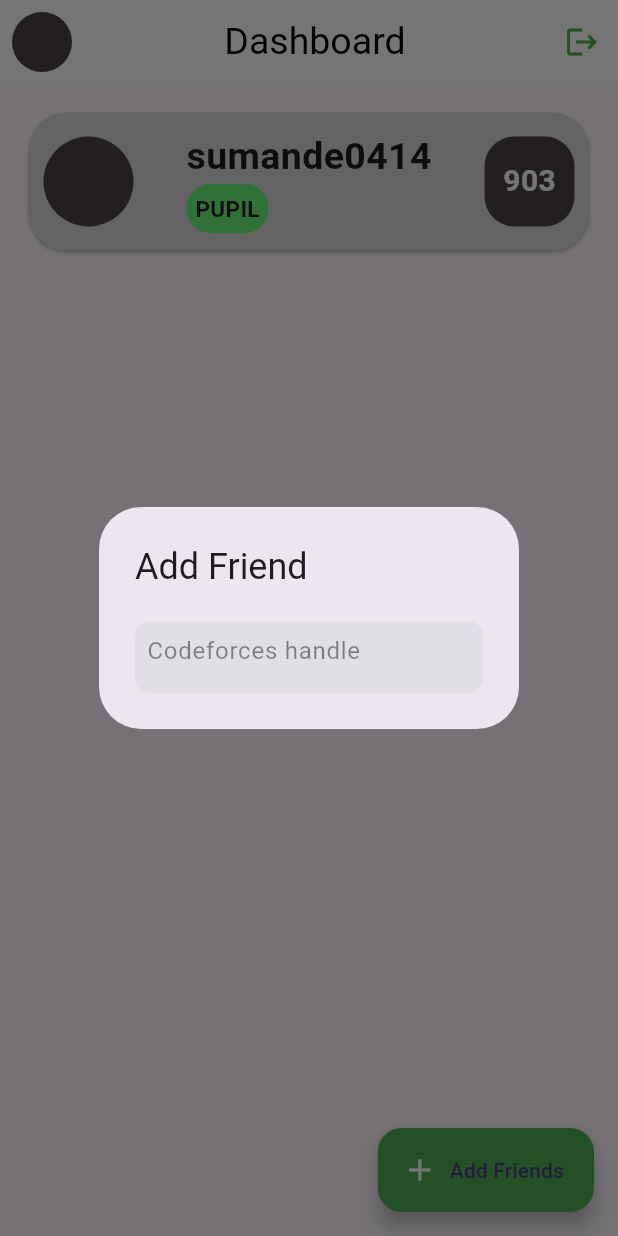
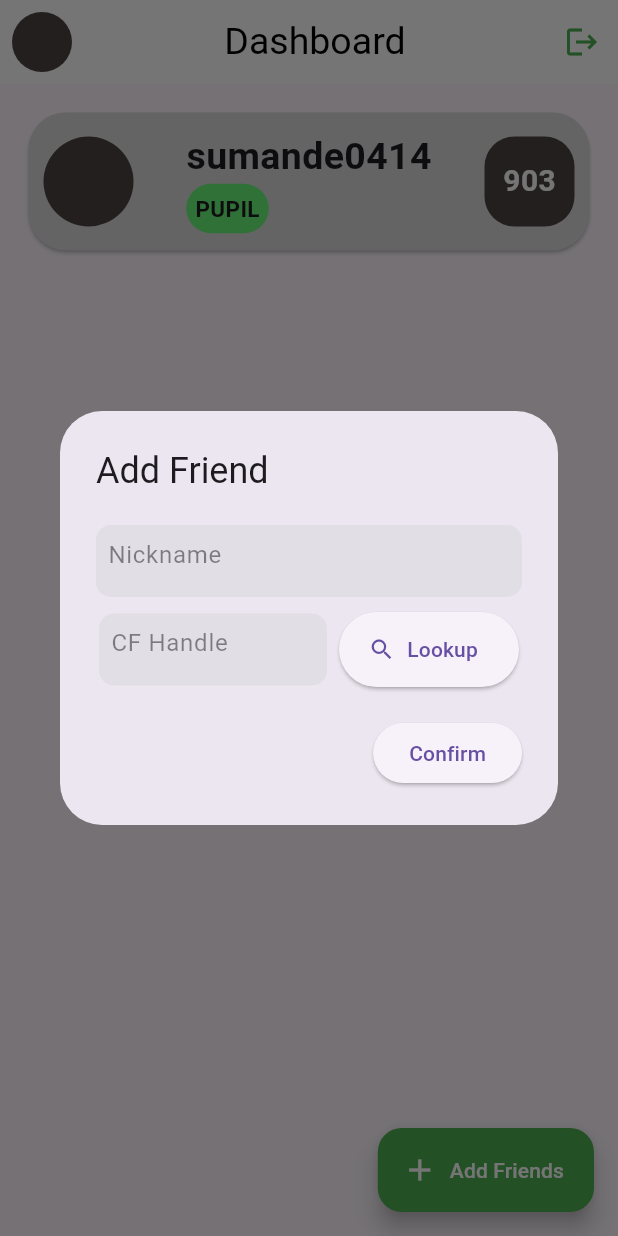
Before and after one commit to sumande414/Code-Zenith, a Flutter app: the screen it shows once a user with an empty profile is signed in, after a tap on "Add Friends", on a phone screen of 412 x 824 dp. Run offline on Flutter 3.47's test engine with Material 2 defaults, Android fonts, the phone set to English and light mode, and no system bars; our stand-ins replace cloud_firestore, firebase_auth, firebase_core, fluttertoast; accounts and stored records are empty; network calls fail.

Commit message:
fixed various issues

```diff
--- a/lib/screens/home_page.dart
+++ b/lib/screens/home_page.dart
@@ -1,7 +1,10 @@
 import 'package:firebase_auth/firebase_auth.dart';
 import 'package:flutter/material.dart';
+import 'package:friendz_code/functions/database_functions.dart';
 import 'package:friendz_code/widgets/coder_card.dart';
 import 'package:friendz_code/widgets/form_container_widget.dart';
+import 'package:friendz_code/widgets/handle_input_with_validator.dart';
+import 'package:friendz_code/models/codeforce_model.dart';
 
 class HomePage extends StatefulWidget {
   const HomePage({super.key});
@@ -11,20 +14,55 @@ class HomePage extends StatefulWidget {
 }
 
 class _HomePageState extends State<HomePage> {
-  Future OpenDialog() => showDialog(
+  TextEditingController handle = TextEditingController();
+  TextEditingController nickname = TextEditingController();
+  late Codeforces user;
+
+  final _formKey = GlobalKey<FormState>();
+
+  OpenDialog() => showDialog(
         context: context,
         builder: (context) => AlertDialog(
           title: Text("Add Friend"),
           actions: [
+            Form(
+              key: _formKey,
+              child: Column(children: [
                 FormContainerWidget(
-                hintText: "Codeforces handle",
+                    hintText: "Nickname",
+                    controller: nickname,
+                    validator: (value) {
+                      if (value == null || value.isEmpty) {
+                        return "Nickname cannot be empty";
+                      }
+                    }),
+                SizedBox(
+                  height: 10,
                 ),
+                HandleInputWithValidator(
+                  handle: handle,
+                  scale: 0.8,
+                )
+              ]),
+            ),
+            SizedBox(height: 20),
+            ElevatedButton(
+                onPressed: () {
+                  if (_formKey.currentState!.validate()) {
+                    addFriend(
+                        email: FirebaseAuth.instance.currentUser!.email!,
+                        handle: handle.text,
+                        nickname: nickname.text);
+                    Navigator.pop(context);
+                  }
+                },
+                child: Text("Confirm"))
           ],
-          ));
+        ),
+      );
 
   @override
   void initState() {
-    // TODO: implement initState
     super.initState();
   }
 
@@ -47,7 +85,7 @@ class _HomePageState extends State<HomePage> {
           child: CircleAvatar(
             backgroundColor: Color.fromARGB(255, 78, 68, 68),
             backgroundImage: NetworkImage(
-              "",
+              "https://userpic.codeforces.org/3206650/title/57cf6b76464101e.jpg",
             ),
           ),
         ),
@@ -76,7 +114,10 @@ class _HomePageState extends State<HomePage> {
           OpenDialog();
         },
         backgroundColor: Colors.green,
-        label: Text("Add Friends"),
+        label: Text(
+          "Add Friends",
+          style: TextStyle(color: Colors.white),
+        ),
         icon: Icon(
           Icons.add,
           color: Colors.white,
--- a/lib/screens/signup_page.dart
+++ b/lib/screens/signup_page.dart
@@ -3,6 +3,7 @@ import 'package:friendz_code/functions/firebase_auth.dart';
 import 'package:friendz_code/models/codeforce_model.dart';
 import 'package:friendz_code/widgets/form_container_widget.dart';
 import 'package:friendz_code/api/api.dart';
+import 'package:friendz_code/widgets/handle_input_with_validator.dart';
 import 'package:friendz_code/widgets/lookup_widget.dart';
 import 'package:fluttertoast/fluttertoast.dart';
 //import 'package:google_fonts/google_fonts.dart';
@@ -63,77 +64,7 @@ class _SignupPageState extends State<SignupPage> {
                   SizedBox(height: 10),
                   login
                       ? Container()
-                      : Row(
-                          mainAxisAlignment: MainAxisAlignment.center,
-                          children: [
-                            Container(
-                                width: 200,
-                                child: FormContainerWidget(
-                                  controller: handle,
-                                  hintText: "Codeforces Handle",
-                                  onChanged: (str) {
-                                    isHandleValidated = false;
-                                  },
-                                  validator: (value) {
-                                    if (!isHandleValidated) {
-                                      return "Click on lookup and confirm";
-                                    }
-                                  },
-                                )),
-                            SizedBox(
-                              width: 10,
-                            ),
-                            Container(
-                              width: 140,
-                              height: 50,
-                              child: ElevatedButton.icon(
-                                onPressed: () async {
-                                  try {
-                                    user = api.fetchHandle(handle.text);
-                                  } catch (e) {
-                                    Fluttertoast.showToast(
-                                        msg:
-                                            "Problem fetching handle. Try again");
-                                  }
-                                  showDialog(
-                                    context: context,
-                                    builder: (context) => AlertDialog(
-                                      actions: [
-                                        FutureBuilder<Codeforces?>(
-                                            future: user,
-                                            builder: (context, snapshot) {
-                                              print(
-                                                  "Snapshot data: ${snapshot.data}");
-                                              if (snapshot.hasData) {
-                                                return Column(
-                                                  children: [
-                                                    LookupCard(
-                                                        user: snapshot
-                                                            .data!.results[0]),
-                                                    ElevatedButton(
-                                                        onPressed: () {
-                                                          isHandleValidated =
-                                                              true;
-                                                          Navigator.pop(
-                                                              context);
-                                                        },
-                                                        child: Text("Confirm"))
-                                                  ],
-                                                );
-                                              } else {
-                                                return CircularProgressIndicator();
-                                              }
-                                            })
-                                      ],
-                                    ),
-                                  );
-                                },
-                                icon: Icon(Icons.search),
-                                label: Text("Lookup"),
-                              ),
-                            )
-                          ],
-                        ),
+                      : HandleInputWithValidator(handle: handle, scale: 1,),
                   SizedBox(height: 10),
                   Container(
                       width: 350,
@@ -164,9 +95,9 @@ class _SignupPageState extends State<SignupPage> {
                     onTap: () {
                       if (_formKey.currentState!.validate()) {
                         login
-                            ? signin(email.text, password.text)
-                            : signup(email.text, password.text, handle.text,
-                                username.text);
+                            ? signin(email:email.text,password: password.text)
+                            : signup(email:email.text,password: password.text,handle: handle.text,
+                                username: username.text);
                       }
                     },
                     child: Container(
--- /dev/null
+++ b/lib/widgets/handle_input_with_validator.dart
@@ -0,0 +1,81 @@
+import 'package:flutter/material.dart';
+import 'package:fluttertoast/fluttertoast.dart';
+import '../models/codeforce_model.dart';
+import 'form_container_widget.dart';
+import 'package:friendz_code/api/api.dart';
+import 'lookup_widget.dart';
+
+class HandleInputWithValidator extends StatelessWidget {
+  HandleInputWithValidator(
+      {super.key, required this.handle, required this.scale});
+
+  double scale;
+  final TextEditingController handle;
+  bool isHandleValidated = false;
+  late Future<Codeforces?> user;
+
+  @override
+  Widget build(BuildContext context) {
+    return Row(
+      mainAxisAlignment: MainAxisAlignment.center,
+      children: [
+        Container(
+            width: 190 * scale,
+            child: FormContainerWidget(
+              controller: handle,
+              hintText: (scale < 1) ? "CF Handle" : "Codeforces ID",
+              onChanged: (str) {
+                isHandleValidated = false;
+              },
+              validator: (value) {
+                if (!isHandleValidated) {
+                  return "Click on lookup and confirm";
+                }
+              },
+            )),
+        SizedBox(
+          width: 10 * scale,
+        ),
+        Container(
+          width: 150 * scale,
+          height: 50,
+          child: ElevatedButton.icon(
+            onPressed: () {
+              user = api.fetchHandle(handle.text);
+
+              showDialog(
+                context: context,
+                builder: (context) => AlertDialog(
+                  actions: [
+                    FutureBuilder<Codeforces?>(
+                        future: user,
+                        builder: (context, snapshot) {
+                          print("Snapshot data: ${snapshot.data}");
+                          if (snapshot.hasData) {
+                            return Column(
+                              children: [
+                                LookupCard(user: snapshot.data!.results[0]),
+                                ElevatedButton(
+                                    onPressed: () {
+                                      isHandleValidated = true;
+                                      Navigator.pop(context);
+                                    },
+                                    child: Text("Confirm"))
+                              ],
+                            );
+                          } else {
+                            return Center(child: CircularProgressIndicator());
+                          }
+                        })
+                  ],
+                ),
+              );
+            },
+            icon: Icon(Icons.search),
+            label: Text("Lookup"),
+          ),
+        )
+      ],
+    );
+  }
+}
```
Also changed, not shown: lib/api/api.dart (+6 -1 lines), lib/functions/database_functions.dart (+16 -8 lines), lib/functions/firebase_auth.dart (+13 -18 lines). Lines whose indentation alone changed are shown as unchanged.
